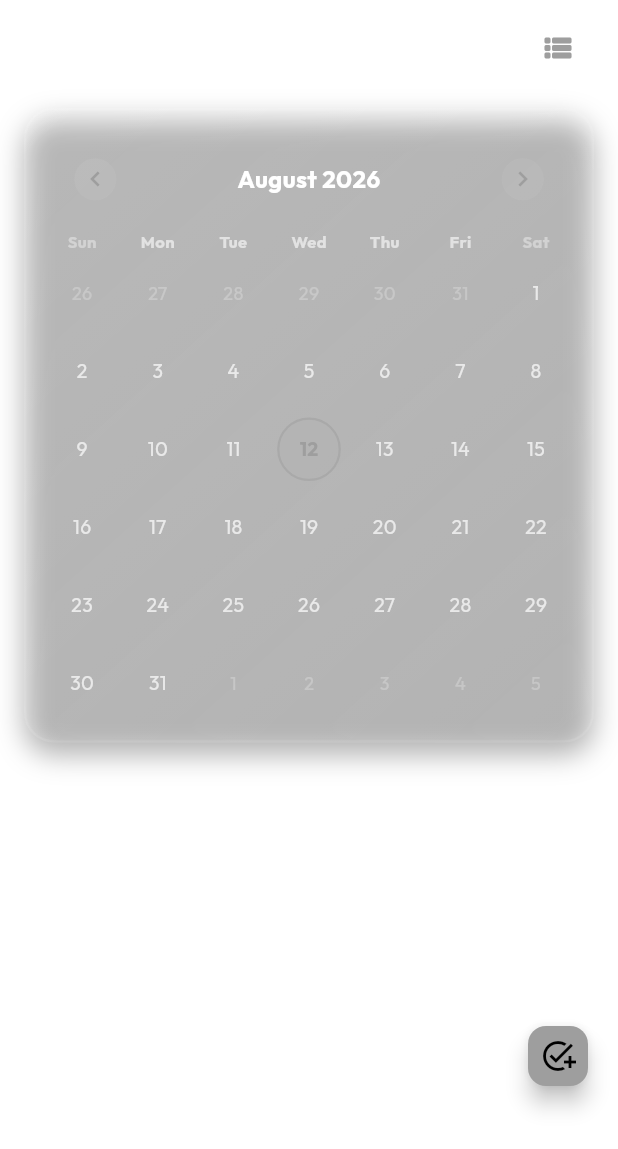
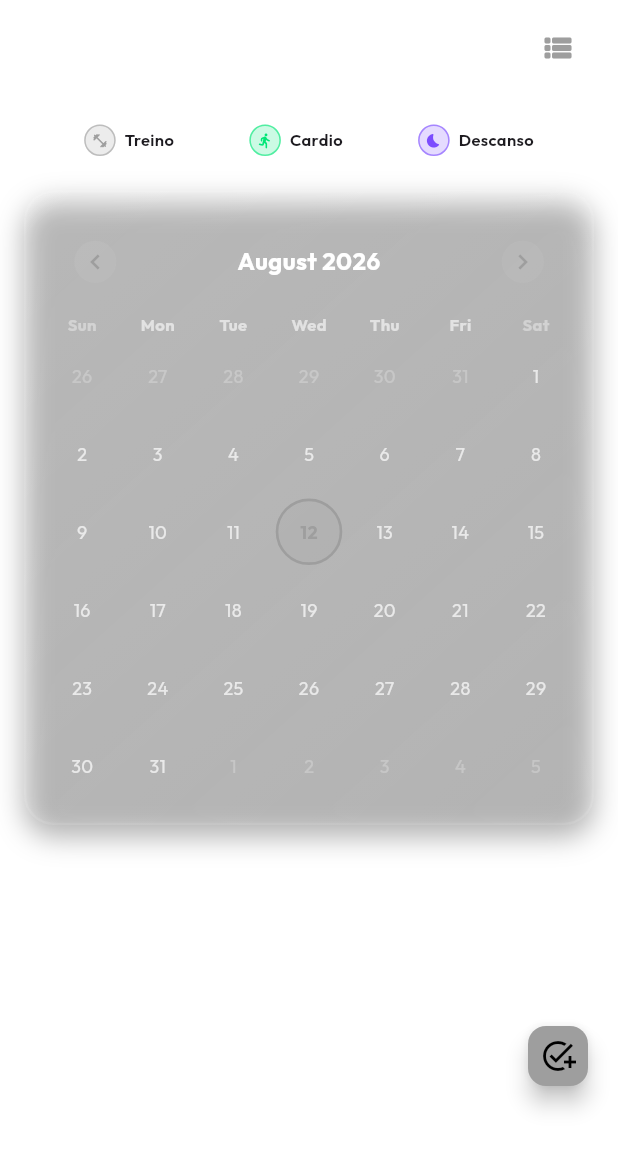
Before and after one commit to wvrousseletp/gymtracker, a Flutter app: the HistoryTab screen opened directly with empty values, after a tap on the "calendar month" icon, on a phone screen of 412 x 824 dp. Shown: the top 1149 px of the screen. Run offline on Flutter 3.47's test engine with Material 3 defaults, Android fonts, the phone set to English and light mode, and no system bars; drawn by our look-alikes of table_calendar; our stand-ins replace cloud_firestore, connectivity_plus, firebase_analytics, firebase_auth, firebase_core, fl_chart and 6 more; accounts and stored records are empty; statements that could not run were skipped.

Commit message:
Redesign calendar view with color coding, legend bar and rest day indicators

```diff
--- a/lib/screens/progress_screen.dart
+++ b/lib/screens/progress_screen.dart
@@ -473,13 +473,21 @@ class _HistoryTabState extends State<HistoryTab> {
 
     if (logs.isEmpty) {
       return Container(
-        margin: const EdgeInsets.all(4),
+        margin: const EdgeInsets.all(3),
         decoration: BoxDecoration(
-          color: isToday ? accent.withOpacity(0.08) : Colors.transparent,
+          color: isToday ? accent.withOpacity(0.12) : Colors.transparent,
           shape: BoxShape.circle,
           border: isSelected
               ? Border.all(color: Colors.white, width: 2)
-              : (isToday ? Border.all(color: accent.withOpacity(0.5), width: 1.5) : null),
+              : (isToday ? Border.all(color: accent, width: 1.8) : null),
+          boxShadow: isSelected
+              ? [
+                  BoxShadow(
+                    color: Colors.white.withOpacity(0.2),
+                    blurRadius: 8,
+                  )
+                ]
+              : null,
         ),
         child: Center(
           child: Text(
@@ -487,7 +495,7 @@ class _HistoryTabState extends State<HistoryTab> {
             style: TextStyle(
               color: isToday ? accent : Colors.white70,
               fontWeight: isToday ? FontWeight.bold : FontWeight.normal,
-              fontSize: 13,
+              fontSize: 12,
             ),
           ),
         ),
@@ -503,37 +511,42 @@ class _HistoryTabState extends State<HistoryTab> {
       }
       for (final ex in log.exercises) {
         final hasActualCardios = ex.performedCardios != null && ex.performedCardios!.any((c) => c != null);
-        if (!ex.muscle.toLowerCase().contains('cardio') && !hasActualCardios) {
+        if (!ex.isCardio && !hasActualCardios) {
           isCardioOnly = false;
         }
       }
     }
 
     Color cellColor;
+    IconData cellIcon;
+
     if (isRest) {
-      cellColor = Colors.blueGrey.shade800;
+      cellColor = const Color(0xFF7C4DFF); // Vibrant Deep Purple / Indigo
+      cellIcon = Icons.bedtime_rounded;
     } else if (isCardioOnly) {
-      cellColor = const Color(0xff00e676); // Emerald Neon
+      cellColor = const Color(0xFF00E676); // Emerald Neon
+      cellIcon = Icons.directions_run_rounded;
     } else {
-      cellColor = accent;
+      cellColor = accent; // Musculação / Força
+      cellIcon = Icons.fitness_center_rounded;
     }
 
     return Container(
-      margin: const EdgeInsets.all(4),
+      margin: const EdgeInsets.all(3),
       decoration: BoxDecoration(
-        color: cellColor.withOpacity(0.25),
+        color: cellColor.withOpacity(0.28),
         shape: BoxShape.circle,
         border: Border.all(
           color: isSelected
               ? Colors.white
-              : (isToday ? Colors.white : cellColor.withOpacity(0.7)),
-          width: isSelected ? 2.2 : (isToday ? 1.8 : 1.0),
+              : (isToday ? Colors.white : cellColor.withOpacity(0.85)),
+          width: isSelected ? 2.2 : (isToday ? 2.0 : 1.2),
         ),
         boxShadow: [
           BoxShadow(
-            color: cellColor.withOpacity(0.3),
-            blurRadius: 6,
-            spreadRadius: 1,
+            color: cellColor.withOpacity(0.4),
+            blurRadius: isSelected ? 10 : 6,
+            spreadRadius: isSelected ? 2 : 0,
           )
         ],
       ),
@@ -546,34 +559,62 @@ class _HistoryTabState extends State<HistoryTab> {
               style: const TextStyle(
                 color: Colors.white,
                 fontWeight: FontWeight.w900,
-                fontSize: 12,
+                fontSize: 11,
               ),
             ),
-            if (logs.length > 1)
-              Container(
-                margin: const EdgeInsets.only(top: 1),
-                child: Row(
-                  mainAxisAlignment: MainAxisAlignment.center,
-                  children: List.generate(
-                    logs.length.clamp(1, 3),
-                    (i) => Container(
-                      margin: const EdgeInsets.symmetric(horizontal: 1),
-                      width: 3,
-                      height: 3,
-                      decoration: const BoxDecoration(
-                        color: Colors.white,
-                        shape: BoxShape.circle,
-                      ),
-                    ),
-                  ),
-                ),
-              ),
+            const SizedBox(height: 1),
+            Icon(
+              cellIcon,
+              size: 10,
+              color: isRest ? const Color(0xFFB388FF) : (isCardioOnly ? const Color(0xFFB9F6CA) : Colors.white),
+            ),
           ],
         ),
       ),
     );
   }
 
+  Widget _buildCalendarLegend() {
+    return Container(
+      margin: const EdgeInsets.only(bottom: 12),
+      padding: const EdgeInsets.symmetric(horizontal: 14, vertical: 10),
+      decoration: BoxDecoration(
+        color: Colors.white.withOpacity(0.04),
+        borderRadius: BorderRadius.circular(16),
+        border: Border.all(color: Colors.white.withOpacity(0.08)),
+      ),
+      child: Row(
+        mainAxisAlignment: MainAxisAlignment.spaceAround,
+        children: [
+          _buildLegendItem("Treino", widget.accentColor, Icons.fitness_center_rounded),
+          _buildLegendItem("Cardio", const Color(0xFF00E676), Icons.directions_run_rounded),
+          _buildLegendItem("Descanso", const Color(0xFF7C4DFF), Icons.bedtime_rounded),
+        ],
+      ),
+    );
+  }
+
+  Widget _buildLegendItem(String label, Color color, IconData icon) {
+    return Row(
+      children: [
+        Container(
+          padding: const EdgeInsets.all(4),
+          decoration: BoxDecoration(
+            color: color.withOpacity(0.2),
+            shape: BoxShape.circle,
+            border: Border.all(color: color.withOpacity(0.6), width: 1),
+          ),
+          child: Icon(icon, color: color, size: 11),
+        ),
+        const SizedBox(width: 6),
+        Text(
+          label,
+          style: const TextStyle(color: Colors.white87, fontSize: 11, fontWeight: FontWeight.w600),
+        ),
+      ],
+    );
+  }
+
   Widget _buildCalendarView(List<WorkoutLog> history, TrackerProvider provider) {
     final logsByDay = _groupHistoryByDay(history);
 
@@ -585,6 +626,7 @@ class _HistoryTabState extends State<HistoryTab> {
       physics: const AlwaysScrollableScrollPhysics(),
       padding: const EdgeInsets.only(bottom: 100, left: 16, right: 16, top: 8),
       children: [
+        _buildCalendarLegend(),
         GlassCard(
           padding: const EdgeInsets.all(12),
           borderColor: Colors.white.withOpacity(0.08),
@@ -660,6 +702,31 @@ class _HistoryTabState extends State<HistoryTab> {
     );
   }
 
+  void _markDayAsRest(BuildContext context, TrackerProvider provider, DateTime date) {
+    final restLog = WorkoutLog(
+      id: DateTime.now().millisecondsSinceEpoch.toString(),
+      name: 'Dia de Descanso',
+      date: date.toIso8601String(),
+      duration: 0,
+      completedSets: 0,
+      totalSets: 0,
+      totalWeight: 0,
+      rpe: 0,
+      notes: 'Descanso registrado no calendário.',
+      exercises: [],
+    );
+    provider.addManualWorkoutLog(restLog);
+    ScaffoldMessenger.of(context).showSnackBar(
+      SnackBar(
+        content: const Text('Dia de descanso registrado! 💤'),
+        backgroundColor: const Color(0xFF7C4DFF),
+        duration: const Duration(seconds: 2),
+        behavior: SnackBarBehavior.floating,
+        shape: RoundedRectangleBorder(borderRadius: BorderRadius.circular(10)),
+      ),
+    );
+  }
+
   Widget _buildSelectedDayDetailSection(
       BuildContext context, DateTime selectedDay, List<WorkoutLog> logs, TrackerProvider provider) {
     if (logs.isEmpty) {
@@ -669,7 +736,14 @@ class _HistoryTabState extends State<HistoryTab> {
         borderRadius: 18,
         child: Column(
           children: [
-            const Icon(Icons.event_note_rounded, color: Colors.white38, size: 36),
+            Container(
+              padding: const EdgeInsets.all(10),
+              decoration: BoxDecoration(
+                color: Colors.white.withOpacity(0.05),
+                shape: BoxShape.circle,
+              ),
+              child: const Icon(Icons.event_available_rounded, color: Colors.white38, size: 30),
+            ),
             const SizedBox(height: 10),
             Text(
               _formatDayHeader(selectedDay),
@@ -677,27 +751,55 @@ class _HistoryTabState extends State<HistoryTab> {
             ),
             const SizedBox(height: 4),
             const Text(
-              "Nenhum treino registrado nesta data.",
+              "Nenhum treino ou descanso registrado nesta data.",
               style: TextStyle(color: Colors.white38, fontSize: 12),
             ),
             const SizedBox(height: 16),
-            ElevatedButton.icon(
-              onPressed: () {
-                _openAddManualLogDialog(context, provider);
-              },
-              icon: const Icon(Icons.add, size: 16),
-              label: const Text("Registrar Treino Neste Dia"),
-              style: ElevatedButton.styleFrom(
-                backgroundColor: widget.accentColor.withOpacity(0.2),
-                foregroundColor: widget.accentColor,
-                elevation: 0,
-                padding: const EdgeInsets.symmetric(horizontal: 16, vertical: 10),
-                shape: RoundedRectangleBorder(borderRadius: BorderRadius.circular(12)),
-              ),
+            Row(
+              children: [
+                Expanded(
+                  child: ElevatedButton.icon(
+                    onPressed: () {
+                      _openAddManualLogDialog(context, provider, date: selectedDay);
+                    },
+                    icon: const Icon(Icons.add_rounded, size: 16),
+                    label: const Text("Registrar Treino"),
+                    style: ElevatedButton.styleFrom(
+                      backgroundColor: widget.accentColor.withOpacity(0.2),
+                      foregroundColor: widget.accentColor,
+                      elevation: 0,
+                      padding: const EdgeInsets.symmetric(vertical: 12),
+                      shape: RoundedRectangleBorder(
+                        borderRadius: BorderRadius.circular(12),
+                        side: BorderSide(color: widget.accentColor.withOpacity(0.4)),
+                      ),
+                    ),
+                  ),
+                ),
+                const SizedBox(width: 10),
+                Expanded(
+                  child: ElevatedButton.icon(
+                    onPressed: () {
+                      _markDayAsRest(context, provider, selectedDay);
+                    },
+                    icon: const Icon(Icons.bedtime_rounded, size: 16),
+                    label: const Text("Marcar Descanso"),
+                    style: ElevatedButton.styleFrom(
+                      backgroundColor: const Color(0xFF7C4DFF).withOpacity(0.2),
+                      foregroundColor: const Color(0xFFB388FF),
+                      elevation: 0,
+                      padding: const EdgeInsets.symmetric(vertical: 12),
+                      shape: RoundedRectangleBorder(
+                        borderRadius: BorderRadius.circular(12),
+                        side: BorderSide(color: const Color(0xFF7C4DFF).withOpacity(0.4)),
+                      ),
+                    ),
+                  ),
+                ),
+              ],
             ),
           ],
         ),
-      );
     }
 
     int totalVolume = 0;
@@ -778,6 +880,55 @@ class _HistoryTabState extends State<HistoryTab> {
   }
 
   Widget _buildLogCard(WorkoutLog log, TrackerProvider provider) {
+    if (log.name == 'Dia de Descanso' || log.notes.contains('Descanso registrado')) {
+      return Container(
+        margin: const EdgeInsets.only(bottom: 12),
+        child: GlassCard(
+          padding: const EdgeInsets.all(16),
+          borderColor: const Color(0xFF7C4DFF).withOpacity(0.3),
+          child: Row(
+            children: [
+              Container(
+                padding: const EdgeInsets.all(10),
+                decoration: BoxDecoration(
+                  color: const Color(0xFF7C4DFF).withOpacity(0.2),
+                  shape: BoxShape.circle,
+                  border: Border.all(color: const Color(0xFF7C4DFF).withOpacity(0.5)),
+                ),
+                child: const Icon(Icons.bedtime_rounded, color: Color(0xFFB388FF), size: 22),
+              ),
+              const SizedBox(width: 14),
+              Expanded(
+                child: Column(
+                  crossAxisAlignment: CrossAxisAlignment.start,
+                  children: [
+                    const Text(
+                      "Dia de Descanso 💤",
+                      style: TextStyle(
+                        color: Colors.white,
+                        fontSize: 15,
+                        fontWeight: FontWeight.w800,
+                      ),
+                    ),
+                    const SizedBox(height: 2),
+                    Text(
+                      _formatLogDate(log.date),
+                      style: const TextStyle(color: Colors.white54, fontSize: 11),
+                    ),
+                  ],
+                ),
+              ),
+              IconButton(
+                onPressed: () => _confirmDeleteLog(context, provider, log),
+                icon: const Icon(Icons.delete_outline_rounded, color: Colors.redAccent, size: 20),
+                tooltip: "Excluir descanso",
+              ),
+            ],
+          ),
+        ),
+      );
+    }
+
     final isExpanded = _expandedLogIds.contains(log.id);
     return Container(
       margin: const EdgeInsets.only(bottom: 12),
@@ -1161,13 +1312,13 @@ class _HistoryTabState extends State<HistoryTab> {
     );
   }
 
-  void _openAddManualLogDialog(BuildContext context, TrackerProvider provider) {
+  void _openAddManualLogDialog(BuildContext context, TrackerProvider provider, {DateTime? date}) {
     showModalBottomSheet(
       context: context,
       backgroundColor: Colors.transparent,
       barrierColor: Colors.black.withOpacity(0.4),
       isScrollControlled: true,
-      builder: (context) => ManualWorkoutLogSheet(provider: provider),
+      builder: (context) => ManualWorkoutLogSheet(provider: provider, initialDate: date),
     );
   }
 }
@@ -1177,7 +1328,8 @@ class _HistoryTabState extends State<HistoryTab> {
 // ==========================================
 class ManualWorkoutLogSheet extends StatefulWidget {
   final TrackerProvider provider;
-  const ManualWorkoutLogSheet({super.key, required this.provider});
+  final DateTime? initialDate;
+  const ManualWorkoutLogSheet({super.key, required this.provider, this.initialDate});
 
   @override
   State<ManualWorkoutLogSheet> createState() => _ManualWorkoutLogSheetState();
@@ -1185,8 +1337,14 @@ class ManualWorkoutLogSheet extends StatefulWidget {
 
 class _ManualWorkoutLogSheetState extends State<ManualWorkoutLogSheet> {
   final _formKey = GlobalKey<FormState>();
-  DateTime _selectedDate = DateTime.now();
+  late DateTime _selectedDate;
   LibraryExercise? _selectedExercise;
+
+  @override
+  void initState() {
+    super.initState();
+    _selectedDate = widget.initialDate ?? DateTime.now();
+  }
 
   int _setsCount = 3;
   int _repsCount = 10;
--- a/pubspec.yaml
+++ b/pubspec.yaml
@@ -16,7 +16,7 @@ publish_to: 'none' # Remove this line if you wish to publish to pub.dev
 # https://developer.apple.com/library/archive/documentation/General/Reference/InfoPlistKeyReference/Articles/CoreFoundationKeys.html
 # In Windows, build-name is used as the major, minor, and patch parts
 # of the product and file versions while build-number is used as the build suffix.
-version: 2.5.5+297
+version: 2.5.5+298
 
 environment:
   sdk: '>=3.3.0-279.0.dev <4.0.0'
```
